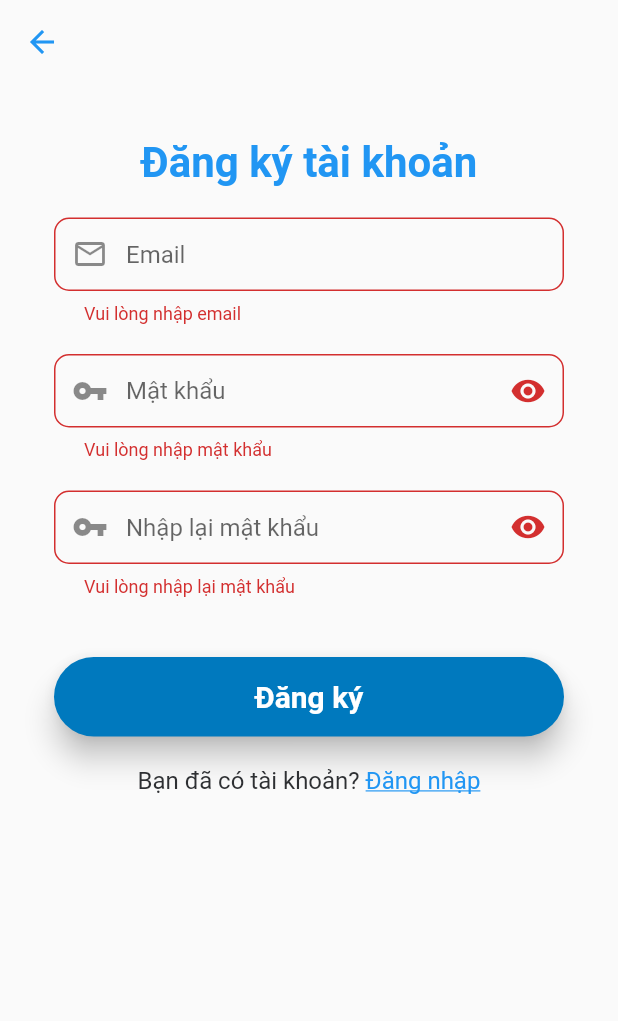
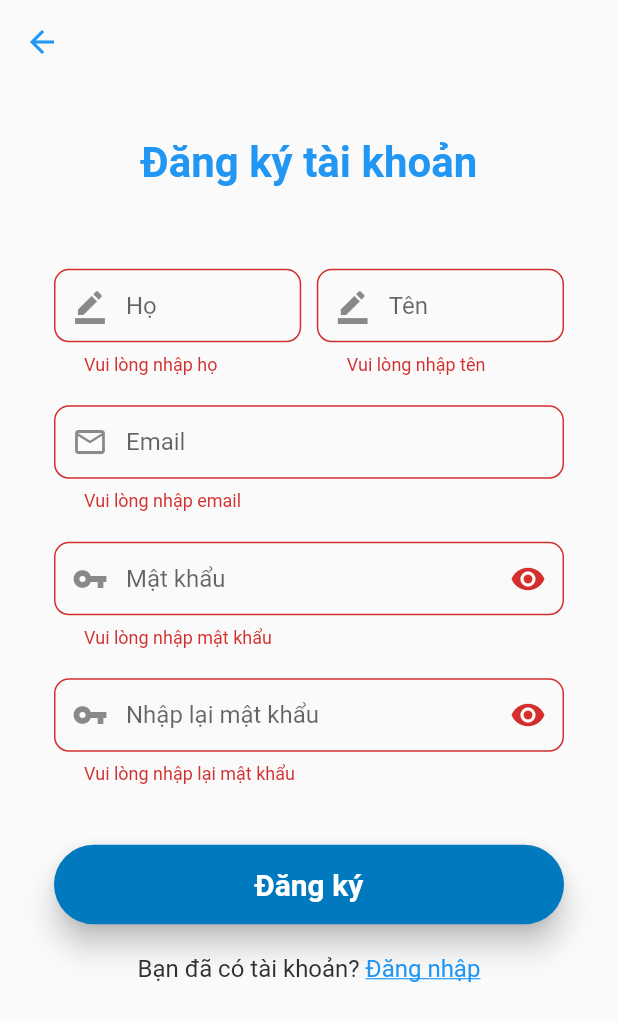
Before and after one commit to rkhang7/trellis_mobile_app, a Flutter app: the SignUpPage screen opened by its route, after a tap on "Đăng ký", on a phone screen of 412 x 824 dp. Shown: the top 1021 px of the screen. Run offline on Flutter 3.47's test engine with Material 2 defaults, Android fonts, the phone set to English and light mode, and no system bars; our stand-ins replace email_validator, file_picker, firebase_auth, firebase_core, flutter_easyloading, flutter_screenutil and 12 more; missing offline and left inert: flag; accounts and stored records are empty.

Commit message:
update: sign up UI

```diff
--- a/lib/message.dart
+++ b/lib/message.dart
@@ -32,6 +32,10 @@ class Messages extends Translations {
           // sign up page
 
           'register_account': 'Register account',
+          'first_name': 'First name',
+          'last_name': 'Last name',
+          'please_enter_first_name': 'Please enter first name',
+          'please_enter_last_name': 'Please enter last name',
           'please_enter_email': "Please enter email",
           'email_invalid': 'Email invalid',
           'password': 'Password',
@@ -167,6 +171,10 @@ class Messages extends Translations {
           // sign up page
 
           'register_account': 'Đăng ký tài khoản',
+          'first_name': 'Họ',
+          'last_name': 'Tên',
+          'please_enter_first_name': 'Vui lòng nhập họ',
+          'please_enter_last_name': 'Vui lòng nhập tên',
           'please_enter_email': "Vui lòng nhập email",
           'email_invalid': 'Email không hợp lệ',
           'password': 'Mật khẩu',
--- a/lib/modules/sign_up/controller/sign_up_controller.dart
+++ b/lib/modules/sign_up/controller/sign_up_controller.dart
@@ -6,6 +6,8 @@ import 'package:trellis_mobile_app/service/auth_service.dart';
 
 class SignUpController extends GetxController {
   var formKey = GlobalKey<FormState>();
+  var firstNameController = TextEditingController();
+  var lastNameController = TextEditingController();
   var emailController = TextEditingController();
   var passwordController = TextEditingController();
   var confirmPasswordController = TextEditingController();
--- a/lib/modules/sign_up/view/sign_up_page.dart
+++ b/lib/modules/sign_up/view/sign_up_page.dart
@@ -1,5 +1,6 @@
 import 'package:email_validator/email_validator.dart';
 import 'package:flutter/material.dart';
+import 'package:flutter_screenutil/flutter_screenutil.dart';
 import 'package:flutter_vector_icons/flutter_vector_icons.dart';
 import 'package:get/get.dart';
 import 'package:lottie/lottie.dart';
@@ -44,6 +45,22 @@ class SignUpPage extends StatelessWidget {
                       fontSize: 28,
                       fontWeight: FontWeight.bold,
                     ),
+                  ),
+                  SizedBox(height: 200.h),
+                  Row(
+                    mainAxisAlignment: MainAxisAlignment.spaceBetween,
+                    children: [
+                      SizedBox(
+                        width: Get.width / 2.5,
+                        child: _buildFirstNameField(
+                            signUpUpController.firstNameController),
+                      ),
+                      SizedBox(
+                        width: Get.width / 2.5,
+                        child: _buildLastNameField(
+                            signUpUpController.lastNameController),
+                      ),
+                    ],
                   ),
                   const SizedBox(height: 20),
                   _buildEmailField(signUpUpController.emailController),
@@ -176,7 +193,8 @@ class SignUpPage extends StatelessWidget {
         contentPadding: const EdgeInsets.fromLTRB(20, 15, 20, 15),
         border: OutlineInputBorder(
           borderRadius: BorderRadius.circular(10),
-          )),
+        ),
+      ),
     );
   }
 
@@ -217,7 +235,66 @@ class SignUpPage extends StatelessWidget {
         contentPadding: const EdgeInsets.fromLTRB(20, 15, 20, 15),
         border: OutlineInputBorder(
           borderRadius: BorderRadius.circular(10),
-          )),
+        ),
+      ),
+    );
+  }
+
+  Widget _buildFirstNameField(TextEditingController controller) {
+    return TextFormField(
+      autofocus: false,
+      controller: controller,
+      obscureText: false,
+      enableSuggestions: false,
+      autocorrect: false,
+      keyboardType: TextInputType.name,
+      onSaved: (save) {
+        controller.text = save!;
+      },
+      validator: (value) {
+        if (value!.isEmpty) {
+          return "please_enter_first_name".tr;
+        }
+        return null;
+      },
+      textInputAction: TextInputAction.done,
+      decoration: InputDecoration(
+        hintText: "first_name".tr,
+        prefixIcon: const Icon(Icons.border_color),
+        contentPadding: const EdgeInsets.fromLTRB(20, 15, 20, 15),
+        border: OutlineInputBorder(
+          borderRadius: BorderRadius.circular(10),
+        ),
+      ),
+    );
+  }
+
+  _buildLastNameField(TextEditingController controller) {
+    return TextFormField(
+      autofocus: false,
+      controller: controller,
+      obscureText: false,
+      enableSuggestions: false,
+      autocorrect: false,
+      keyboardType: TextInputType.name,
+      onSaved: (save) {
+        controller.text = save!;
+      },
+      validator: (value) {
+        if (value!.isEmpty) {
+          return "please_enter_last_name".tr;
+        }
+        return null;
+      },
+      textInputAction: TextInputAction.done,
+      decoration: InputDecoration(
+        hintText: "last_name".tr,
+        prefixIcon: const Icon(Icons.border_color),
+        contentPadding: const EdgeInsets.fromLTRB(20, 15, 20, 15),
+        border: OutlineInputBorder(
+          borderRadius: BorderRadius.circular(10),
+        ),
+      ),
     );
   }
 }
```
Lines whose indentation alone changed are shown as unchanged.
